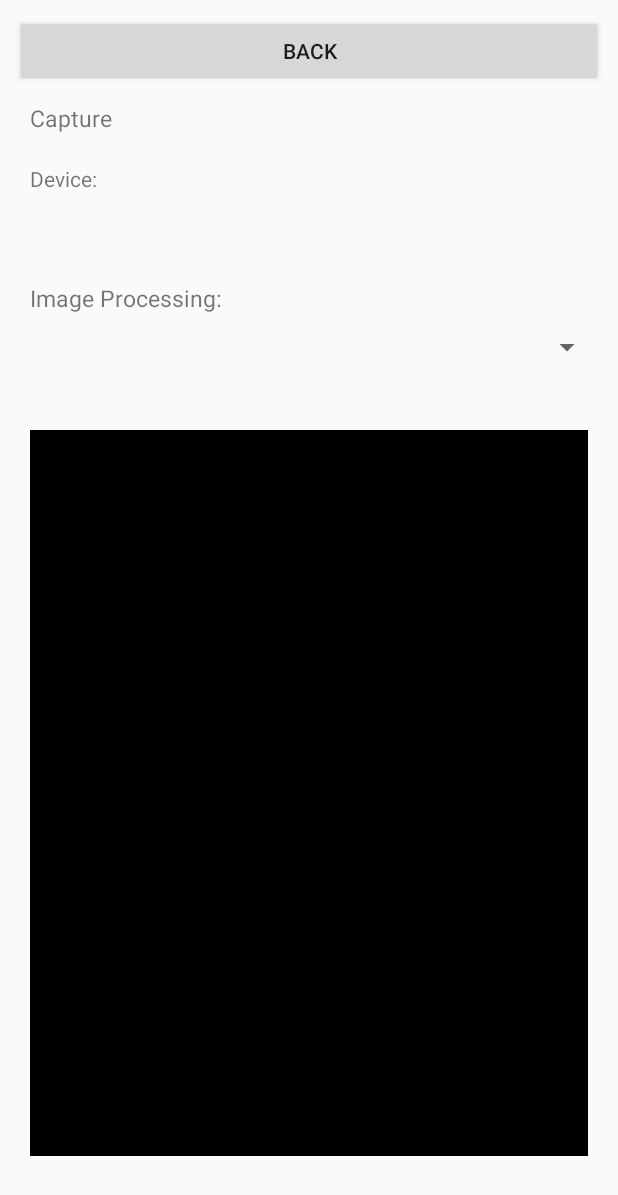
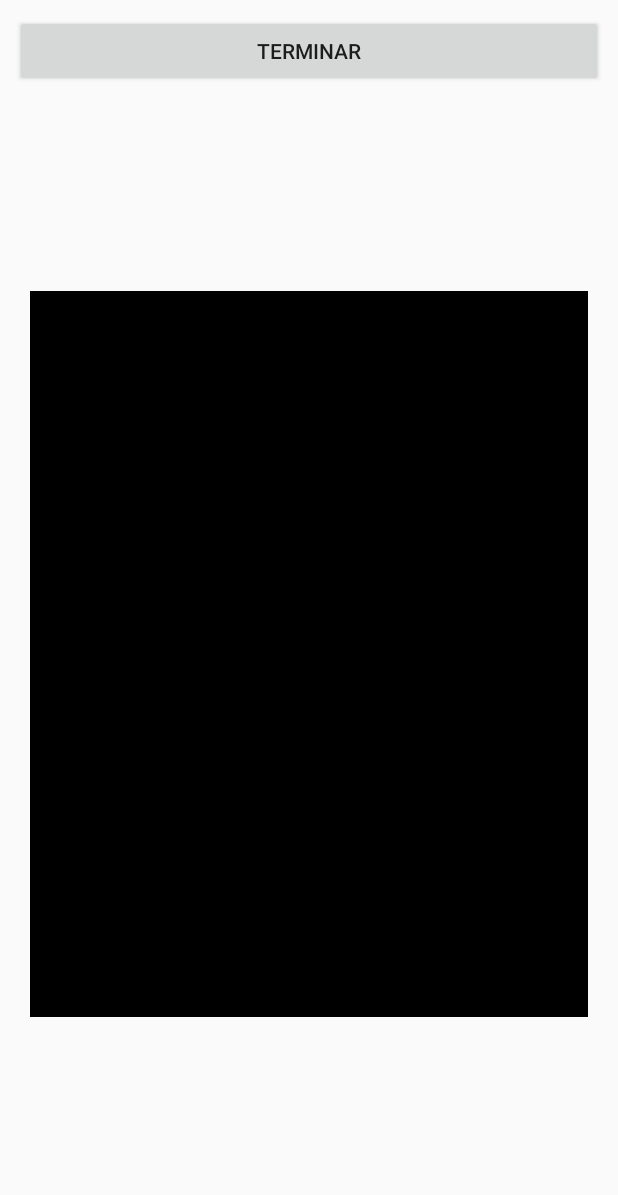
Before and after one commit to rtamayov/entelbiometrico, an Android app: the CaptureFingerprintActivity screen opened directly, with no data from a screen before it, on a phone screen of 412 x 824 dp. Shown: the top 1195 px of the screen. Run offline under Robolectric (Android 15) with nearby library versions, the phone set to English and light mode, and no system bars; libraries missing offline, so code that uses them is left out: com.digitalpersona.uareu; 14 statements that could not run were skipped.

Commit message:
Eikon integration

```diff
--- a/android/app/src/main/java/pe/entel/biometrico/act/CaptureFingerprintActivity.java
+++ b/android/app/src/main/java/pe/entel/biometrico/act/CaptureFingerprintActivity.java
@@ -86,7 +86,23 @@ public class CaptureFingerprintActivity extends Activity implements OnItemSelect
         {
             public void onClick(View v)
             {
-                onBackPressed ();
+                //onBackPressed ();
+
+                try{
+
+                    if(cap_result == null){
+                        onBackPressed ();
+                    }else{
+                        returnByteArray();
+                    }
+
+                }catch (Exception e){
+
+                    Toast.makeText(getApplicationContext(),
+                            "Try Again", Toast.LENGTH_SHORT).show();
+
+                }
+
             }
         });
 
@@ -278,7 +294,8 @@ public class CaptureFingerprintActivity extends Activity implements OnItemSelect
                             m_text_conclusionString = Globals.QualityToString(cap_result);
                             m_text_conclusionString += " (NFIQ score: " + nfiqScore + ")";
 
-                            returnByteArray();
+                            //Returns first image captured-
+                            //returnByteArray();
                         }
                         else{
                             m_bitmap = BitmapFactory.decodeResource(getResources(), R.drawable.black);
@@ -426,7 +443,8 @@ public class CaptureFingerprintActivity extends Activity implements OnItemSelect
     {
         m_imgView.setImageBitmap(m_bitmap);
         m_imgView.invalidate();
-        m_text_conclusion.setText(m_text_conclusionString);
+        //m_text_conclusion.setText(m_text_conclusionString);
+        Log.i("CaptureFingerprintAct", m_text_conclusionString);
     }
 
     @Override
--- a/android/app/src/main/res/layout/activity_capture_stream.xml
+++ b/android/app/src/main/res/layout/activity_capture_stream.xml
@@ -13,7 +13,7 @@
 		android:layout_width="match_parent"
 		android:layout_height="wrap_content"
 		android:fitsSystemWindows="false"
-		android:text="back" />
+		android:text="Terminar" />
 
 	<TextView
         	  android:id="@+id/title"
@@ -21,33 +21,39 @@
         	  android:layout_width="wrap_content"
               android:layout_height="wrap_content"
               android:text=""
-    		  android:padding="10dp" />
+    		  android:padding="10dp"
+		android:visibility="gone"
+		/>
 
     <TextView
         	  android:id="@+id/selected_device"
         	  android:layout_width="wrap_content"
               android:layout_height="wrap_content"
               android:text=""
-    		  android:padding="10dp" />
+    		  android:padding="10dp"
+		android:visibility="gone"/>
 
 	<TextView
 		    android:id="@+id/text_conclusion"
 		    android:layout_height="wrap_content"
 		    android:layout_width="wrap_content"
-    		android:padding="10dp" />
+    		android:padding="10dp"
+		android:visibility="gone"/>
 
 	<TextView
 		android:id="@+id/imgproc_label"
 		android:layout_width="wrap_content"
 		android:layout_height="wrap_content"
 		android:padding="10dp"
-		android:text="Image Processing:"
-		android:textSize="15sp" />
+		android:text="Procesamiento:"
+		android:textSize="15sp"
+		android:visibility="gone"/>
 
 	<Spinner
 		android:id="@+id/imgproc"
 		android:layout_width="match_parent"
-		android:layout_height="wrap_content" />
+		android:layout_height="wrap_content"
+		android:visibility="gone"/>
 
 	<ImageView
 		android:id="@+id/bitmap_image"
```
